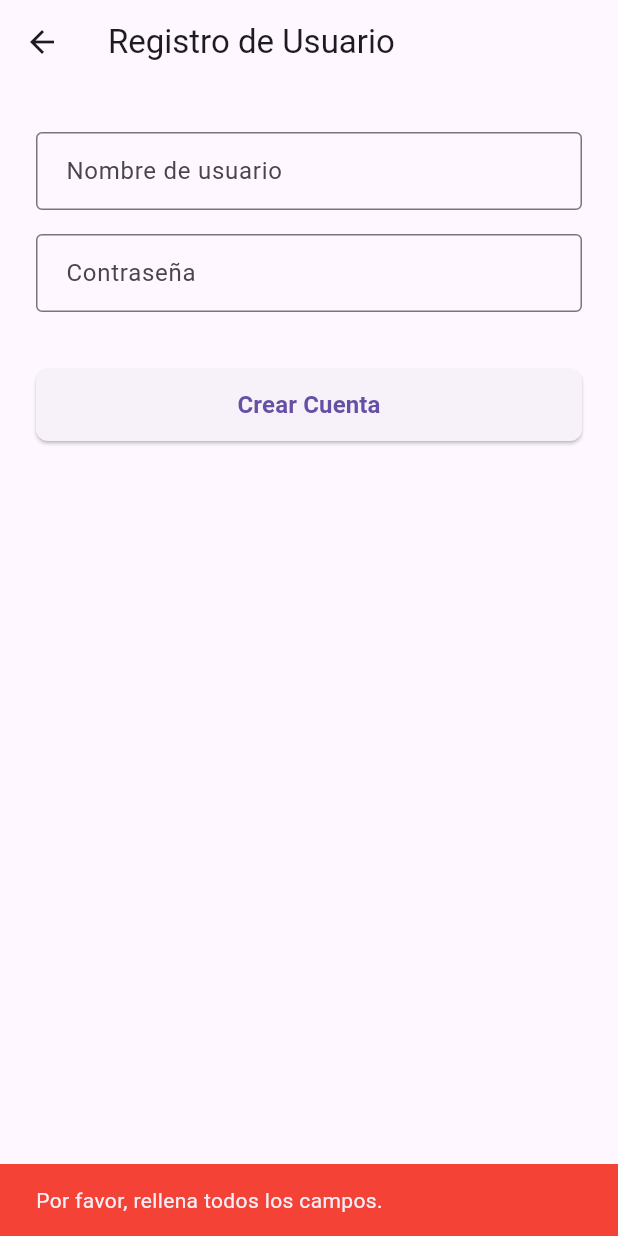
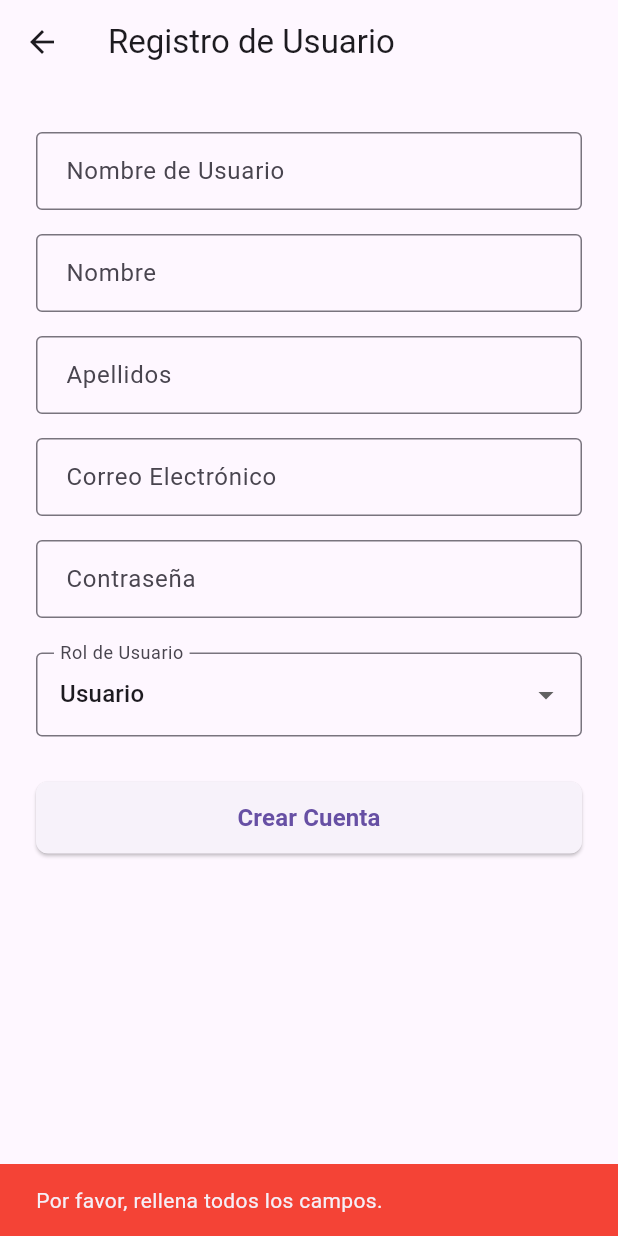
Before and after one commit to rougipb/acdades_project, a Flutter app: the RegistroScreen screen opened directly, after a tap on "Crear Cuenta", on a phone screen of 412 x 824 dp. Run offline on Flutter 3.47's test engine with Material 3 defaults, Android fonts, the phone set to English and light mode, and no system bars; our stand-ins replace shared_preferences, sqflite; accounts and stored records are empty.

Commit message:
mas codigo corregido

```diff
--- a/lib/models/habito.dart
+++ b/lib/models/habito.dart
@@ -1,18 +1,20 @@
+import 'dart:convert';
 
 class Habito {
-  final String id;
+  final int? id;
+  final int usuarioId; // Relación con el usuario creador
   String nombre;
-  int colorValue; // Guardamos el valor entero del color (ARGB)
-  List<String> fechasCompletado; // Formato "YYYY-MM-DD"
+  int colorValue;
+  List<String> fechasCompletado;
 
   Habito({
-    required this.id,
+    this.id,
+    required this.usuarioId,
     required this.nombre,
     required this.colorValue,
     List<String>? fechasCompletado,
   }) : fechasCompletado = fechasCompletado ?? [];
 
-  // Calcula la racha actual consecutiva de días completados
   int get rachaActual {
     if (fechasCompletado.isEmpty) return 0;
 
@@ -25,12 +27,11 @@ class Habito {
     int racha = 0;
     DateTime fechaEsperada = hoyNormalizado;
 
-    // Si no se ha completado hoy, comprobamos si se completó ayer para no romper la racha aún
     final ultimaFecha = DateTime(fechasOrdenadas.first.year, fechasOrdenadas.first.month, fechasOrdenadas.first.day);
     final diferenciaDias = hoyNormalizado.difference(ultimaFecha).inDays;
 
     if (diferenciaDias > 1) {
-      return 0; // Se rompió la racha
+      return 0;
     } else if (diferenciaDias == 1) {
       fechaEsperada = ultimaFecha;
     }
@@ -52,21 +53,25 @@ class Habito {
     return fechasCompletado.contains(hoyStr);
   }
 
-  Map<String, dynamic> toJson() {
+  Map<String, dynamic> toMap() {
     return {
       'id': id,
+      'usuario_id': usuarioId,
       'nombre': nombre,
-      'colorValue': colorValue,
-      'fechasCompletado': fechasCompletado,
+      'color_value': colorValue,
+      'fechas_completado': jsonEncode(fechasCompletado), // Convertimos la lista a String JSON
     };
   }
 
-  factory Habito.fromJson(Map<String, dynamic> json) {
+  factory Habito.fromMap(Map<String, dynamic> map) {
     return Habito(
-      id: json['id'] as String,
-      nombre: json['nombre'] as String,
-      colorValue: json['colorValue'] as int,
-      fechasCompletado: List<String>.from(json['fechasCompletado'] as List),
+      id: map['id'] as int?,
+      usuarioId: map['usuario_id'] as int,
+      nombre: map['nombre'] ?? '',
+      colorValue: map['color_value'] ?? 0,
+      fechasCompletado: map['fechas_completado'] != null
+          ? List<String>.from(jsonDecode(map['fechas_completado']))
+          : [],
     );
   }
 }
--- a/lib/models/usuario.dart
+++ b/lib/models/usuario.dart
@@ -1,39 +1,47 @@
 class Usuario {
-  final String id;
-  final String nombreUsuario;
+  final int? id;
+  final String usuario;
+  final String nombre;
+  final String apellidos;
+  final String email;
   final String contrasena;
-  final bool esAdmin;
-  final DateTime fechaCreacion;
+  final String fechaCreacion;
+  final String rol; // 'administrador' o 'usuario'
 
   Usuario({
-    required this.id,
-    required this.nombreUsuario,
+    this.id,
+    required this.usuario,
+    required this.nombre,
+    required this.apellidos,
+    required this.email,
     required this.contrasena,
-    this.esAdmin = false,
-    DateTime? fechaCreacion,
-  }) : fechaCreacion = fechaCreacion ?? DateTime.now();
+    required this.fechaCreacion,
+    required this.rol,
+  });
 
-  // Convertir un objeto Usuario a un Map (para SQLite o SharedPreferences)
   Map<String, dynamic> toMap() {
     return {
       'id': id,
-      'nombreUsuario': nombreUsuario,
+      'usuario': usuario,
+      'nombre': nombre,
+      'apellidos': apellidos,
+      'email': email,
       'contrasena': contrasena,
-      'esAdmin': esAdmin ? 1 : 0,
-      'fechaCreacion': fechaCreacion.toIso8601String(),
+      'fecha_creacion': fechaCreacion,
+      'rol': rol,
     };
   }
 
-  // Crear un objeto Usuario a partir de un Map
   factory Usuario.fromMap(Map<String, dynamic> map) {
     return Usuario(
-      id: map['id'] ?? '',
-      nombreUsuario: map['nombreUsuario'] ?? '',
+      id: map['id'] as int?,
+      usuario: map['usuario'] ?? '',
+      nombre: map['nombre'] ?? '',
+      apellidos: map['apellidos'] ?? '',
+      email: map['email'] ?? '',
       contrasena: map['contrasena'] ?? '',
-      esAdmin: map['esAdmin'] == 1 || map['esAdmin'] == true,
-      fechaCreacion: map['fechaCreacion'] != null
-          ? DateTime.parse(map['fechaCreacion'])
-          : DateTime.now(),
+      fechaCreacion: map['fecha_creacion'] ?? '',
+      rol: map['rol'] ?? 'usuario',
     );
   }
 }
--- a/lib/screens/registro_screen.dart
+++ b/lib/screens/registro_screen.dart
@@ -1,5 +1,6 @@
 import 'package:flutter/material.dart';
-import '../services/preferencias_service.dart';
+import '../models/usuario.dart';
+import '../services/database_helper.dart';
 import '../widgets/campo_texto_app.dart';
 import '../widgets/boton_principal.dart';
 
@@ -12,13 +13,25 @@ class RegistroScreen extends StatefulWidget {
 
 class _RegistroScreenState extends State<RegistroScreen> {
   final TextEditingController _usuarioController = TextEditingController();
+  final TextEditingController _nombreController = TextEditingController();
+  final TextEditingController _apellidosController = TextEditingController();
+  final TextEditingController _emailController = TextEditingController();
   final TextEditingController _passwordController = TextEditingController();
 
+  String _rolSeleccionado = 'usuario';
+
   Future<void> _registrarse() async {
-    final usuario = _usuarioController.text.trim();
-    final password = _passwordController.text.trim();
+    final usuarioTxt = _usuarioController.text.trim();
+    final nombreTxt = _nombreController.text.trim();
+    final apellidosTxt = _apellidosController.text.trim();
+    final emailTxt = _emailController.text.trim();
+    final passwordTxt = _passwordController.text.trim();
 
-    if (usuario.isEmpty || password.isEmpty) {
+    if (usuarioTxt.isEmpty ||
+        nombreTxt.isEmpty ||
+        apellidosTxt.isEmpty ||
+        emailTxt.isEmpty ||
+        passwordTxt.isEmpty) {
       ScaffoldMessenger.of(context).showSnackBar(
         const SnackBar(
           content: Text('Por favor, rellena todos los campos.'),
@@ -28,29 +41,46 @@ class _RegistroScreenState extends State<RegistroScreen> {
       return;
     }
 
-    // Identificar si se registra la cuenta de Administrador
-    final esAdmin = (usuario.toLowerCase() == 'admin' && password == 'admin123');
+    final nuevoUsuario = Usuario(
+      usuario: usuarioTxt,
+      nombre: nombreTxt,
+      apellidos: apellidosTxt,
+      email: emailTxt,
+      contrasena: passwordTxt,
+      fechaCreacion: DateTime.now().toIso8601String(),
+      rol: _rolSeleccionado,
+    );
 
-    // Guardar usuario, contraseña y rol
-    await PreferenciasService.setNombreUsuario(usuario);
-    await PreferenciasService.setPasswordUsuario(password);
-    await PreferenciasService.setEsAdmin(esAdmin);
+    try {
+      await DatabaseHelper.instance.insertUsuario(nuevoUsuario);
 
       if (!mounted) return;
 
       ScaffoldMessenger.of(context).showSnackBar(
         const SnackBar(
-        content: Text('Cuenta creada con éxito. Ya puedes iniciar sesión.'),
+          content: Text('Cuenta registrada con éxito en la base de datos.'),
           backgroundColor: Colors.green,
         ),
       );
 
       Navigator.pop(context);
+    } catch (e) {
+      if (!mounted) return;
+      ScaffoldMessenger.of(context).showSnackBar(
+        SnackBar(
+          content: Text('Error al registrar usuario: $e'),
+          backgroundColor: Colors.red,
+        ),
+      );
+    }
   }
 
   @override
   void dispose() {
     _usuarioController.dispose();
+    _nombreController.dispose();
+    _apellidosController.dispose();
+    _emailController.dispose();
     _passwordController.dispose();
     super.dispose();
   }
@@ -65,13 +95,50 @@ class _RegistroScreenState extends State<RegistroScreen> {
           child: Column(
             children: [
               CampoTextoApp(
-                etiqueta: 'Nombre de usuario',
+                etiqueta: 'Nombre de Usuario',
                 controller: _usuarioController,
+              ),
+              CampoTextoApp(
+                etiqueta: 'Nombre',
+                controller: _nombreController,
+              ),
+              CampoTextoApp(
+                etiqueta: 'Apellidos',
+                controller: _apellidosController,
+              ),
+              CampoTextoApp(
+                etiqueta: 'Correo Electrónico',
+                controller: _emailController,
               ),
               CampoTextoApp(
                 etiqueta: 'Contraseña',
                 controller: _passwordController,
                 ocultarTexto: true,
+              ),
+              const SizedBox(height: 15),
+              DropdownButtonFormField<String>(
+                value: _rolSeleccionado,
+                decoration: const InputDecoration(
+                  labelText: 'Rol de Usuario',
+                  border: OutlineInputBorder(),
+                ),
+                items: const [
+                  DropdownMenuItem(
+                    value: 'usuario',
+                    child: Text('Usuario'),
+                  ),
+                  DropdownMenuItem(
+                    value: 'administrador',
+                    child: Text('Administrador'),
+                  ),
+                ],
+                onChanged: (value) {
+                  if (value != null) {
+                    setState(() {
+                      _rolSeleccionado = value;
+                    });
+                  }
+                },
               ),
               const SizedBox(height: 20),
               BotonPrincipal(
--- a/lib/services/preferencias_service.dart
+++ b/lib/services/preferencias_service.dart
@@ -24,6 +24,28 @@ class PreferenciasService {
     return _prefs!;
   }
 
+
+
+
+  static Future<void> setUsuarioId(int id) async {
+    final prefs = await SharedPreferences.getInstance();
+    await prefs.setInt('usuario_id', id);
+  }
+
+  static Future<int?> getUsuarioId() async {
+    final prefs = await SharedPreferences.getInstance();
+    return prefs.getInt('usuario_id');
+  }
+
+  static Future<void> setRolUsuario(String rol) async {
+    final prefs = await SharedPreferences.getInstance();
+    await prefs.setString('rol_usuario', rol);
+  }
+
+  static Future<String?> getRolUsuario() async {
+    final prefs = await SharedPreferences.getInstance();
+    return prefs.getString('rol_usuario');
+  }
 
 
   // ---------------------------------------------------------------------------
--- a/pubspec.yaml
+++ b/pubspec.yaml
@@ -30,7 +30,8 @@ environment:
 dependencies:
   flutter:
     sdk: flutter
-  shared_preferences: ^2.2.2
+  sqflite: ^2.3.0
+  path: ^1.8.3
 
   # The following adds the Cupertino Icons font to your application.
   # Use with the CupertinoIcons class for iOS style icons.
```
Also changed, not shown: lib/screens/home_screen.dart (+24 -17 lines), lib/services/database_helper.dart (added, +165 -0 lines). Lines whose indentation alone changed are shown as unchanged.
